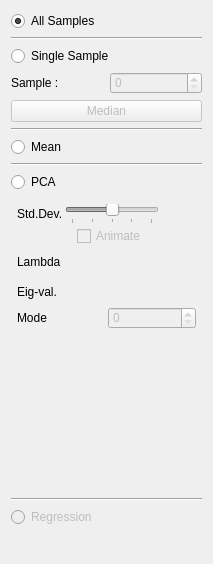
SCIInstitute/ShapeWorks, file src/Analysis/AnalysisTool.ui: the form before one commit.
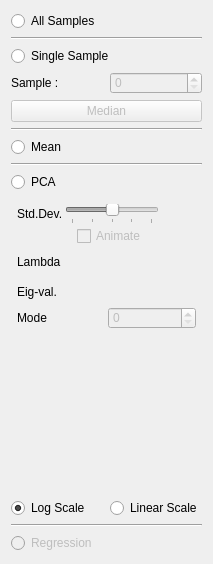
The form after the commit. Custom widgets are drawn as their Qt base class.

The edit to the form file:
```diff
--- a/src/Analysis/AnalysisTool.ui
+++ b/src/Analysis/AnalysisTool.ui
@@ -589,6 +589,36 @@
      </property>
     </widget>
    </item>
+   <item>
+    <layout class="QHBoxLayout" name="horizontalLayout">
+     <property name="topMargin">
+      <number>0</number>
+     </property>
+     <item>
+      <widget class="QRadioButton" name="log_radio">
+       <property name="text">
+        <string>Log Scale</string>
+       </property>
+       <property name="checked">
+        <bool>true</bool>
+       </property>
+      </widget>
+     </item>
+     <item>
+      <widget class="QRadioButton" name="linear_radio">
+       <property name="text">
+        <string>Linear Scale</string>
+       </property>
+       <property name="checkable">
+        <bool>true</bool>
+       </property>
+       <property name="checked">
+        <bool>false</bool>
+       </property>
+      </widget>
+     </item>
+    </layout>
+   </item>
    <item>
     <widget class="Line" name="line_4">
      <property name="orientation">
```
Left out of the diff: 12 changed lines with no effect on the pictures.
